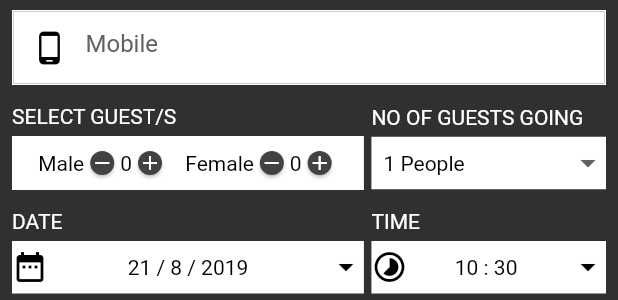
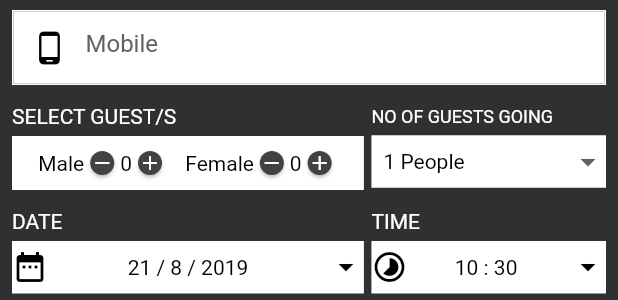
Before and after one commit to KodiMadhavaRao/insomnia_pub-master, a Flutter app: the TableBooking widget shown alone on an empty page, opened directly, after a tap on "Reserve Table", on a phone screen of 412 x 824 dp. Shown: the part 305-605 px from the top of the screen. Run offline on Flutter 3.47's test engine with Material 2 defaults, Android fonts, the phone set to English and light mode, and no system bars; our stand-ins replace cached_network_image, carousel_slider, fluttertoast; network calls fail.

Commit message:
table booking

```diff
--- a/lib/net/http_nw.dart
+++ b/lib/net/http_nw.dart
@@ -1,7 +1,5 @@
 import 'package:http/http.dart';
 import 'dart:convert';
-import 'package:http/http.dart' show Client;
-import 'dart:async';
 
 class AppHttpRequest {
   static getOffersResponse() async {
@@ -86,6 +84,22 @@ class AppHttpRequest {
     //   "id": 1
     // }
   }
+  /*user_id:123
+  user_name:MM
+  user_mobile:88
+  males:2
+  females:2
+  members:4*/
+  static Future<String> saveTableReservation(Map<String,String> reservationData) async {
+    String url = 'http://geekadvises.com/insomnia/reservations_data';
+    Map<String, String> headers = {"Content-type": "application/x-www-form-urlencoded"};
+    Response response = await post(url, headers: headers, body: reservationData);
+    int statusCode = response.statusCode;
+    String body = response.body;
+    return body;
+
+  }
+
 }
 
 final _root = 'https://hacker-news.firebaseio.com/v0';
--- a/lib/ui/table_booking/table_booking.dart
+++ b/lib/ui/table_booking/table_booking.dart
@@ -1,9 +1,13 @@
+import 'dart:collection';
+import 'dart:convert';
+import 'package:fluttertoast/fluttertoast.dart';
 import 'package:flutter/material.dart';
+import 'package:insomnia_pub/net/http_nw.dart';
 import 'package:insomnia_pub/util/constants.dart';
 import 'package:insomnia_pub/util/number_counter.dart';
 
 class TableBooking extends StatefulWidget {
-  bool showCloseButton ;
+  bool showCloseButton;
 
   TableBooking(this.showCloseButton);
 
@@ -14,6 +18,11 @@ class TableBooking extends StatefulWidget {
 }
 
 class TableBookingState extends State<TableBooking> {
+  TextEditingController nameController = new TextEditingController();
+  TextEditingController emailController = new TextEditingController();
+  TextEditingController numberController = new TextEditingController();
+  int dropDownValue;
+  int maleCount, femaleCount;
   DateTime currentDate;
   TimeOfDay currentTime;
 
@@ -22,7 +31,8 @@ class TableBookingState extends State<TableBooking> {
     super.initState();
     currentDate = DateTime.now();
     currentTime = TimeOfDay.now();
-    widget.showCloseButton=widget.showCloseButton==null?false:widget.showCloseButton;
+    widget.showCloseButton = widget.showCloseButton == null ? false : widget.showCloseButton;
+    dropDownValue = 1;
 //    currentTime.format(context);
   }
 
@@ -48,9 +58,20 @@ class TableBookingState extends State<TableBooking> {
               Icons.account_circle,
               color: Colors.black,
             ),
-            "Your Name"),
-        getLabelvalueView("EMAIL ADDRESS", Icon(Icons.email, color: Colors.black), "Email Address"),
-        getLabelvalueView("MOBILE", Icon(Icons.phone_android, color: Colors.black), "Mobile"),
+            "Your Name",
+            TextInputType.text,
+            nameController),
+        getLabelvalueView(
+            "EMAIL ADDRESS",
+            Icon(
+              Icons.email,
+              color: Colors.black,
+            ),
+            "Email Address",
+            TextInputType.emailAddress,
+            emailController),
+        getLabelvalueView("MOBILE", Icon(Icons.phone_android, color: Colors.black), "Mobile",
+            TextInputType.number, numberController),
         getGuestsView(),
         getDateTimePicker(),
         Padding(padding: EdgeInsets.all(5)),
@@ -59,7 +80,8 @@ class TableBookingState extends State<TableBooking> {
     );
   }
 
-  Widget getLabelvalueView(String label, Icon icon, String hint) {
+  Widget getLabelvalueView(String label, Icon icon, String hint, TextInputType textType,
+      TextEditingController textEditController) {
     return Padding(
       padding: const EdgeInsets.only(top: 8.0),
       child: Column(children: <Widget>[
@@ -78,6 +100,8 @@ class TableBookingState extends State<TableBooking> {
           child: Container(
             color: Colors.white,
             child: new TextField(
+              controller: textEditController,
+              keyboardType: textType,
               textAlign: TextAlign.left,
               style: TextStyle(color: Colors.black),
               decoration: new InputDecoration(
@@ -138,7 +162,10 @@ class TableBookingState extends State<TableBooking> {
               children: <Widget>[
                 Padding(
                   padding: const EdgeInsets.only(bottom: 5.0, top: 5.0),
-                  child: Text("NO OF GUESTS GOING"),
+                  child: Text(
+                    "NO OF GUESTS GOING",
+                    style: TextStyle(fontSize: 12),
+                  ),
                 ),
                 Container(
 //                width: double.infinity,
@@ -148,15 +175,11 @@ class TableBookingState extends State<TableBooking> {
                     child: Theme(
                       data: ThemeData.light(),
                       child: DropdownButton(
+                        value: dropDownValue,
                         isExpanded: true,
                         items: getItem(),
                         onChanged: onDropDownChange,
                         style: TextStyle(color: Colors.black),
-                        /* icon: Icon(
-                          Icons.arrow_drop_down,
-                          color: Colors.black,
-                          size: 32,
-                        ),*/
                       ),
                     ),
                   ),
@@ -191,16 +214,17 @@ class TableBookingState extends State<TableBooking> {
   }
 
   void onMaleChange(int value) {
-//    setState(() {});
+    maleCount = value;
   }
 
   void onFemaleChange(int value) {
-//    setState(() {});
+    femaleCount = value;
   }
 
   List<DropdownMenuItem<int>> getItem() {
     List<DropdownMenuItem<int>> items = [
       DropdownMenuItem(
+        value: 1,
         child: Padding(
           padding: const EdgeInsets.only(left: 8),
           child: Text(
@@ -210,6 +234,7 @@ class TableBookingState extends State<TableBooking> {
         ),
       ),
       DropdownMenuItem(
+        value: 2,
         child: Padding(
           padding: const EdgeInsets.only(left: 8),
           child: Text(
@@ -219,6 +244,7 @@ class TableBookingState extends State<TableBooking> {
         ),
       ),
       DropdownMenuItem(
+        value: 3,
         child: Padding(
           padding: const EdgeInsets.only(left: 8),
           child: Text(
@@ -228,6 +254,7 @@ class TableBookingState extends State<TableBooking> {
         ),
       ),
       DropdownMenuItem(
+        value: 4,
         child: Padding(
           padding: const EdgeInsets.only(left: 8),
           child: Text(
@@ -240,7 +267,11 @@ class TableBookingState extends State<TableBooking> {
     return items;
   }
 
-  void onDropDownChange(int value) {}
+  void onDropDownChange(int value) {
+    setState(() {
+      dropDownValue = value;
+    });
+  }
 
   Container getReservationButton() {
     return Container(
@@ -249,7 +280,11 @@ class TableBookingState extends State<TableBooking> {
         child: RaisedButton(
           color: Constants.COLORMAIN,
           child: Text("Reserve Table"),
-          onPressed: () {},
+          onPressed: () {
+            AppHttpRequest.saveTableReservation(formMapData()).then((String body) {
+              handleTableBookingSaveResponse(body);
+            });
+          },
         ));
   }
 
@@ -364,11 +399,88 @@ class TableBookingState extends State<TableBooking> {
   }
 
   Widget showCloseButton() {
-    return widget.showCloseButton?InkWell(child: Padding(
-      padding: const EdgeInsets.only(right:8.0,top:4.0),
-      child: Icon(Icons.close),
-    ),onTap: (){
-      Navigator.pop(context);
-    },):Container();
+    return widget.showCloseButton
+        ? Row(
+            mainAxisAlignment: MainAxisAlignment.spaceBetween,
+            mainAxisSize: MainAxisSize.max,
+            children: <Widget>[
+              Expanded(
+                child: Align(
+                  alignment: Alignment.centerRight,
+                  child: Text(
+                    "TABLE BOOKING",
+                    style: TextStyle(color: Constants.COLORMAIN, fontSize: 18),
+                  ),
+                ),
+                flex: 2,
+              ),
+              Expanded(
+                flex: 1,
+                child: Align(
+                  alignment: Alignment.centerRight,
+                  child: InkWell(
+                    child: Padding(
+                      padding: const EdgeInsets.only(right: 8.0, top: 4.0),
+                      child: Icon(Icons.close),
+                    ),
+                    onTap: () {
+                      Navigator.pop(context);
+                    },
+                  ),
+                ),
+              )
+            ],
+          )
+        : Container();
+  }
+
+  Map<String, String> formMapData() {
+    Map<String, String> resrevationData = new HashMap();
+    resrevationData["user_id"] = "123";
+    resrevationData["user_name"] = nameController.text;
+    resrevationData["user_mobile"] = numberController.text;
+    resrevationData["males"] = maleCount.toString();
+    resrevationData["females"] = femaleCount.toString();
+    resrevationData["members"] = dropDownValue.toString();
+    resrevationData["date_time"] = formatDateTime();
+    resrevationData["status"] = 0.toString();
+    return resrevationData;
+  }
+
+  String formatDateTime() {
+    return currentDate.day.toString() +
+        "-" +
+        currentDate.month.toString() +
+        "-" +
+        currentDate.year.toString() +
+        " " +
+        currentTime.hour.toString() +
+        ":" +
+        currentTime.minute.toString();
+  }
+
+  void handleTableBookingSaveResponse(String body) {
+    Map<String, dynamic> jsonData = json.decode(body);
+    if (jsonData["status"] == "success") {
+      Fluttertoast.showToast(
+          msg: jsonData["message"],
+          toastLength: Toast.LENGTH_SHORT,
+          gravity: ToastGravity.BOTTOM,
+          timeInSecForIos: 1,
+          backgroundColor: Constants.COLORMAIN,
+          textColor: Colors.white,
+          fontSize: 16.0
+          );
+    } else {
+      Fluttertoast.showToast(
+          msg: jsonData["message"],
+          toastLength: Toast.LENGTH_SHORT,
+          gravity: ToastGravity.BOTTOM,
+          timeInSecForIos: 1,
+          backgroundColor: Colors.red,
+          textColor: Colors.white,
+          fontSize: 16.0
+          );
+    }
   }
 }
--- a/pubspec.yaml
+++ b/pubspec.yaml
@@ -30,6 +30,7 @@ dependencies:
   # Use with the CupertinoIcons class for iOS style icons.
   cupertino_icons: ^0.1.2
   cached_network_image: ^1.1.1
+  fluttertoast: ^3.1.0
 
 dev_dependencies:
   flutter_test:
```
